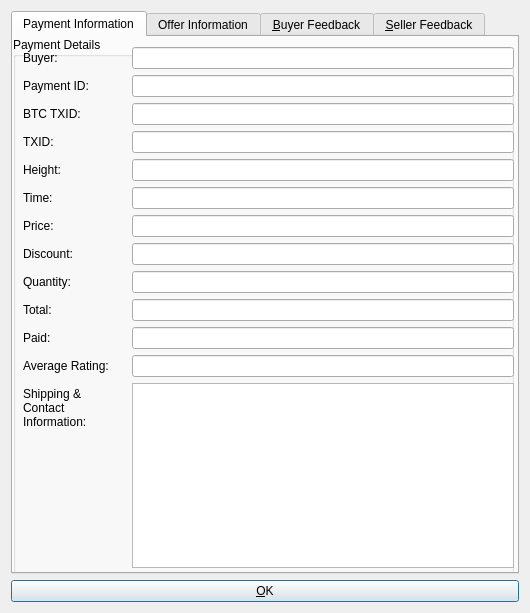
Old version of the form src/qt/forms/offeracceptinfodialog.ui in the repository sschepis/syscoin2.
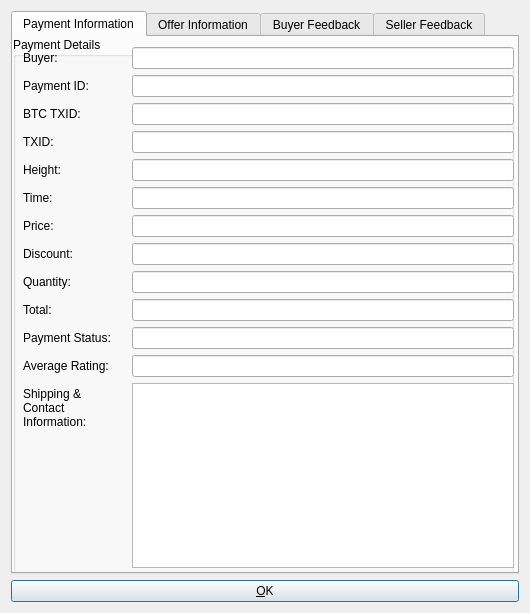
New version of the form.

Commit message: fix price in offeracceptlist

The edit to the form file:
```diff
--- a/src/qt/forms/offeracceptinfodialog.ui
+++ b/src/qt/forms/offeracceptinfodialog.ui
@@ -175,7 +175,7 @@
          <item row="10" column="0">
           <widget class="QLabel" name="label_8">
            <property name="text">
-            <string>Paid:</string>
+            <string>Payment Status:</string>
            </property>
           </widget>
          </item>
@@ -315,7 +315,7 @@
      </widget>
      <widget class="QWidget" name="buyerFeedback">
       <attribute name="title">
-       <string>&amp;Buyer Feedback</string>
+       <string>Buyer Feedback</string>
       </attribute>
       <widget class="QScrollArea" name="scrollArea">
        <property name="geometry">
@@ -358,7 +358,7 @@
      </widget>
      <widget class="QWidget" name="sellerFeedback">
       <attribute name="title">
-       <string>&amp;Seller Feedback</string>
+       <string>Seller Feedback</string>
       </attribute>
       <widget class="QScrollArea" name="scrollArea_2">
        <property name="geometry">
```
The commit also changes 1 other file.
